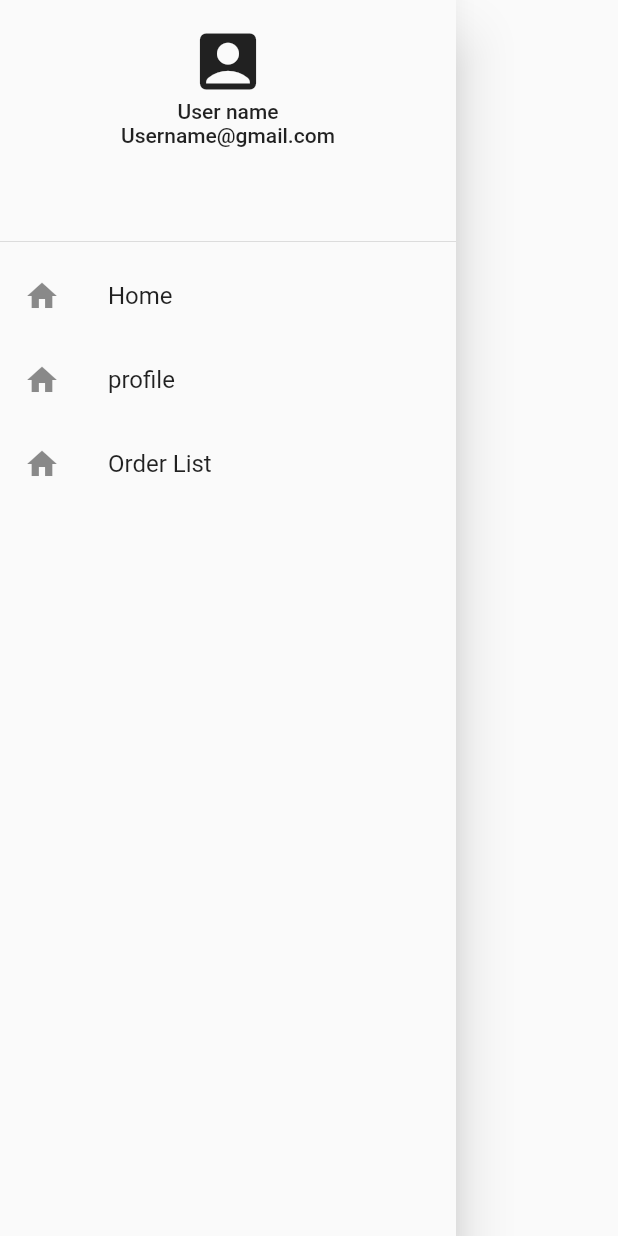
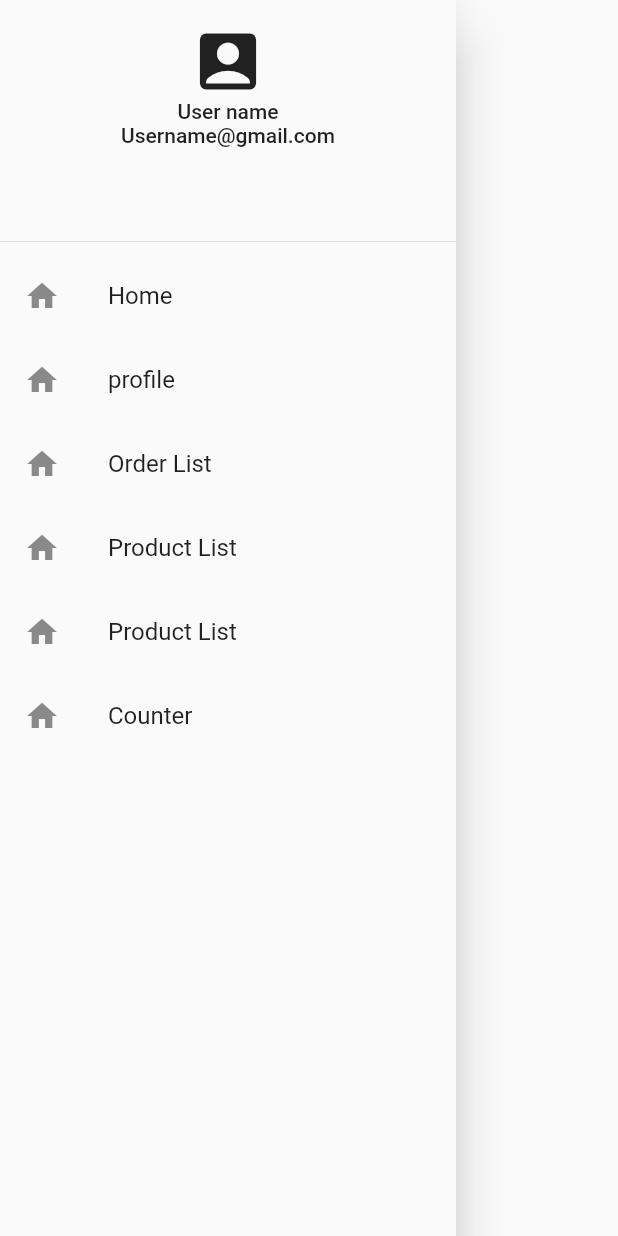
Before and after one commit to jihanislam007/ict_appdevelopment_batch_1, a Flutter app: the MainDrawer widget shown alone on an empty page, opened directly, on a phone screen of 412 x 824 dp. Run offline on Flutter 3.47's test engine with Material 2 defaults, Android fonts, the phone set to English and light mode, and no system bars; our stand-ins replace carousel_slider, flare_flutter, fluttertoast, google_fonts, image_picker, shared_preferences; missing offline and left inert: flutter_carousel_slider; accounts and stored records are empty; network calls fail.

Commit message:
Class 46

```diff
--- /dev/null
+++ b/lib/data/productData.dart
@@ -0,0 +1,16 @@
+import 'package:ict_appdevelopment_batch_1/ecommerce/modelClass/productListmodel.dart';
+
+class productdata{
+
+  final List<productListModel> productlist = [
+    productListModel(1, "Product 1", "Bangladesh, to the east of India on the Bay of Bengal, is a South Asian country marked by lush greenery and many waterways. Its Padma (Ganges), Meghna and Jamuna rivers create fertile plains, and travel by boat is common. On the southern coast, the Sundarbans, an enormous mangrove forest shared with Eastern India, is home to the royal Bengal tiger.Bangladesh, to the east of India on the Bay of Bengal, is a South Asian country marked by lush greenery and many waterways. Its Padma (Ganges), Meghna and Jamuna rivers create fertile plains, and travel by boat is common. On the southern coast, the Sundarbans, an enormous mangrove forest shared with Eastern India, is home to the royal Bengal tiger.Bangladesh, to the east of India on the Bay of Bengal, is a South Asian country marked by lush greenery and many waterways. Its Padma (Ganges),Bangladesh, to the east of India on the Bay of Bengal, is a South Asian country marked by lush greenery and many waterways. Its Padma (Ganges), Meghna and Jamuna rivers create fertile plains, and travel by boat is common. On the southern coast, the Sundarbans, an enormous mangrove forest shared with Eastern India, is home to the royal Bengal tiger.", 5, 2, 20, 100, 5, 'https://cdn.pixabay.com/photo/2019/03/12/09/18/tomatoes-4050245__340.jpg'),
+    productListModel(2, "Product 2", "Product 2 desc", 5, 2, 20, 100, 5, 'https://cdn.pixabay.com/photo/2019/03/12/09/18/tomatoes-4050245__340.jpg'),
+    productListModel(3, "Product 3", "Product 3 desc", 5, 2, 20, 100, 5, 'https://cdn.pixabay.com/photo/2019/03/12/09/18/tomatoes-4050245__340.jpg'),
+    productListModel(4, "Product 4", "Product 4 desc", 5, 2, 20, 100, 5, 'https://cdn.pixabay.com/photo/2019/03/12/09/18/tomatoes-4050245__340.jpg'),
+    productListModel(5, "Product 5", "Product 5 desc", 5, 2, 20, 100, 5, 'https://cdn.pixabay.com/photo/2019/03/12/09/18/tomatoes-4050245__340.jpg'),
+    productListModel(4, "Product 4", "Product 4 desc", 5, 2, 20, 100, 5, 'https://cdn.pixabay.com/photo/2019/03/12/09/18/tomatoes-4050245__340.jpg'),
+    productListModel(5, "Product 5", "Product 5 desc", 5, 2, 20, 100, 5, 'https://cdn.pixabay.com/photo/2019/03/12/09/18/tomatoes-4050245__340.jpg'),
+    productListModel(6, "Product 6", "Product 6 desc", 5, 2, 20, 100, 5, 'https://cdn.pixabay.com/photo/2019/03/12/09/18/tomatoes-4050245__340.jpg')
+  ];
+
+}
--- a/lib/ecommerce/productList.dart
+++ b/lib/ecommerce/productList.dart
@@ -8,7 +8,7 @@ class ProductList extends StatelessWidget {
         title: Text('Product List'),
       ),
       body: ListView.builder(
-        itemCount: 10,
+        itemCount: 20,
           itemBuilder: (context, i){
             return Card(
               child: ListTile(
--- a/lib/widget_custom/MainDrawer.dart
+++ b/lib/widget_custom/MainDrawer.dart
@@ -1,5 +1,8 @@
 import 'package:flutter/material.dart';
 import 'package:fluttertoast/fluttertoast.dart';
+import 'package:ict_appdevelopment_batch_1/ecommerce/ListProduct.dart';
+import 'package:ict_appdevelopment_batch_1/ecommerce/counter.dart';
+import 'package:ict_appdevelopment_batch_1/ecommerce/productList.dart';
 
 class MainDrawer extends StatelessWidget {
 
@@ -38,6 +41,27 @@ class MainDrawer extends StatelessWidget {
             onTap: (){
               Fluttertoast.showToast(msg: 'order list',toastLength: Toast.LENGTH_LONG);
             },
+          ),ListTile(
+            title: Text('Product List'),
+            leading: Icon(Icons.home),
+            onTap: (){
+              Navigator.push(context, MaterialPageRoute(builder: (context)=> ProductList()));
+              Fluttertoast.showToast(msg: 'Product list',toastLength: Toast.LENGTH_LONG);
+            },
+          ),ListTile(
+            title: Text('Product List'),
+            leading: Icon(Icons.home),
+            onTap: (){
+              Navigator.push(context, MaterialPageRoute(builder: (context)=> ListProduct()));
+              Fluttertoast.showToast(msg: 'List Product',toastLength: Toast.LENGTH_LONG);
+            },
+          ),ListTile(
+            title: Text('Counter'),
+            leading: Icon(Icons.home),
+            onTap: (){
+              Navigator.push(context, MaterialPageRoute(builder: (context)=> counter()));
+              Fluttertoast.showToast(msg: 'Counter',toastLength: Toast.LENGTH_LONG);
+            },
           )
         ],
       ),
```
Also changed, not shown: lib/ecommerce/DetailsView.dart (+44 -7 lines), lib/ecommerce/Home.dart (+10 -7 lines), lib/ecommerce/Invoice.dart (added, +54 -0 lines), lib/ecommerce/ListProduct.dart (added, +27 -0 lines), lib/ecommerce/counter.dart (added, +50 -0 lines), pubspec.lock.
